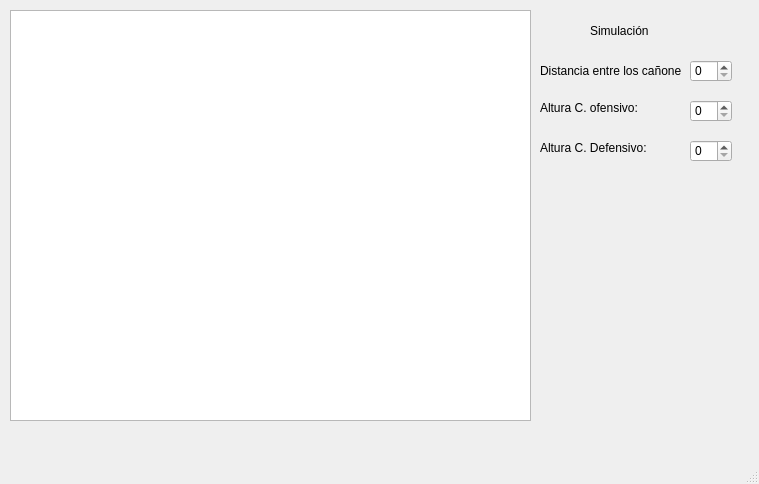
Laurav2103/Parcial-Final, file ParcialFinal/mainwindow.ui: the form before one commit.
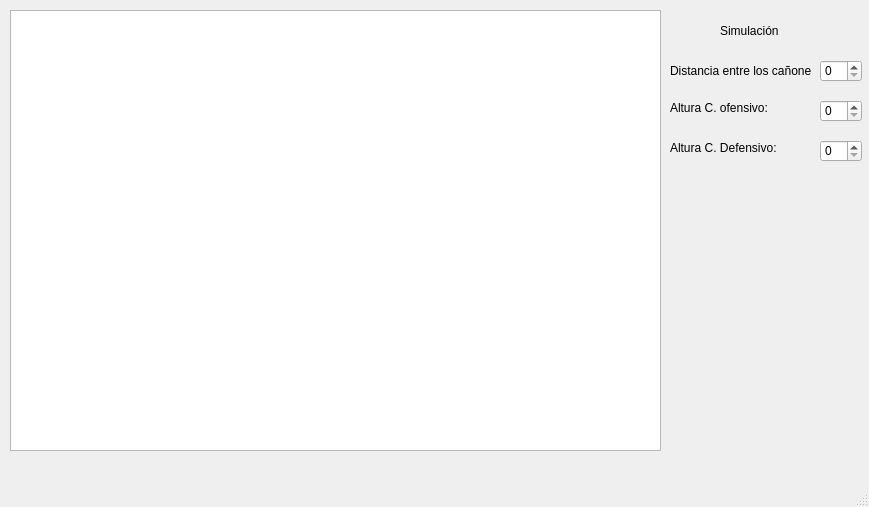
The form after the commit.

Commit message: Implemento sistema de referencia

Patch:
```diff
--- a/ParcialFinal/mainwindow.ui
+++ b/ParcialFinal/mainwindow.ui
@@ -6,8 +6,8 @@
    <rect>
     <x>0</x>
     <y>0</y>
-    <width>759</width>
-    <height>484</height>
+    <width>869</width>
+    <height>507</height>
    </rect>
   </property>
   <property name="windowTitle">
@@ -19,15 +19,15 @@
      <rect>
       <x>10</x>
       <y>10</y>
-      <width>521</width>
-      <height>411</height>
+      <width>651</width>
+      <height>441</height>
      </rect>
     </property>
    </widget>
    <widget class="QSpinBox" name="spinBox">
     <property name="geometry">
      <rect>
-      <x>690</x>
+      <x>820</x>
       <y>60</y>
       <width>42</width>
       <height>22</height>
@@ -37,7 +37,7 @@
    <widget class="QSpinBox" name="spinBox_2">
     <property name="geometry">
      <rect>
-      <x>690</x>
+      <x>820</x>
       <y>100</y>
       <width>42</width>
       <height>22</height>
@@ -47,7 +47,7 @@
    <widget class="QSpinBox" name="spinBox_3">
     <property name="geometry">
      <rect>
-      <x>690</x>
+      <x>820</x>
       <y>140</y>
       <width>42</width>
       <height>22</height>
@@ -57,7 +57,7 @@
    <widget class="QLabel" name="label">
     <property name="geometry">
      <rect>
-      <x>540</x>
+      <x>670</x>
       <y>60</y>
       <width>141</width>
       <height>21</height>
@@ -70,7 +70,7 @@
    <widget class="QLabel" name="label_2">
     <property name="geometry">
      <rect>
-      <x>590</x>
+      <x>720</x>
       <y>20</y>
       <width>111</width>
       <height>21</height>
@@ -86,7 +86,7 @@
    <widget class="QLabel" name="label_3">
     <property name="geometry">
      <rect>
-      <x>540</x>
+      <x>670</x>
       <y>100</y>
       <width>131</width>
       <height>16</height>
@@ -99,7 +99,7 @@
    <widget class="QLabel" name="label_4">
     <property name="geometry">
      <rect>
-      <x>540</x>
+      <x>670</x>
       <y>140</y>
       <width>111</width>
       <height>16</height>
```
Left out of the diff: 2 changed lines with no effect on the pictures. The commit also changes 2 other files.
